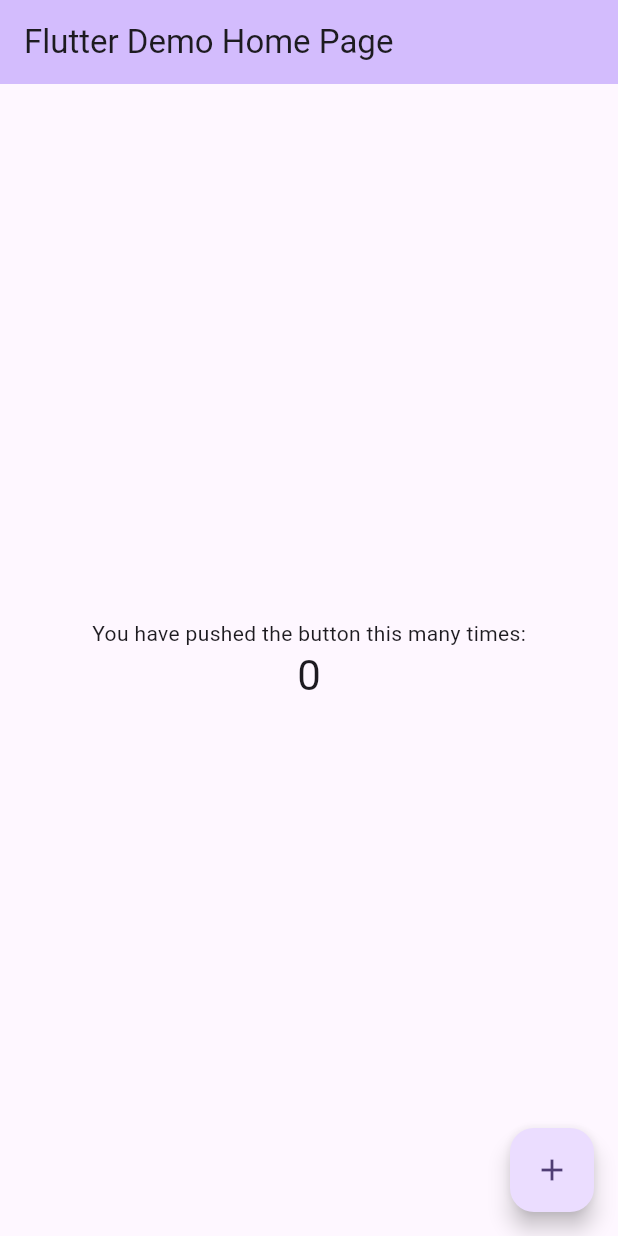
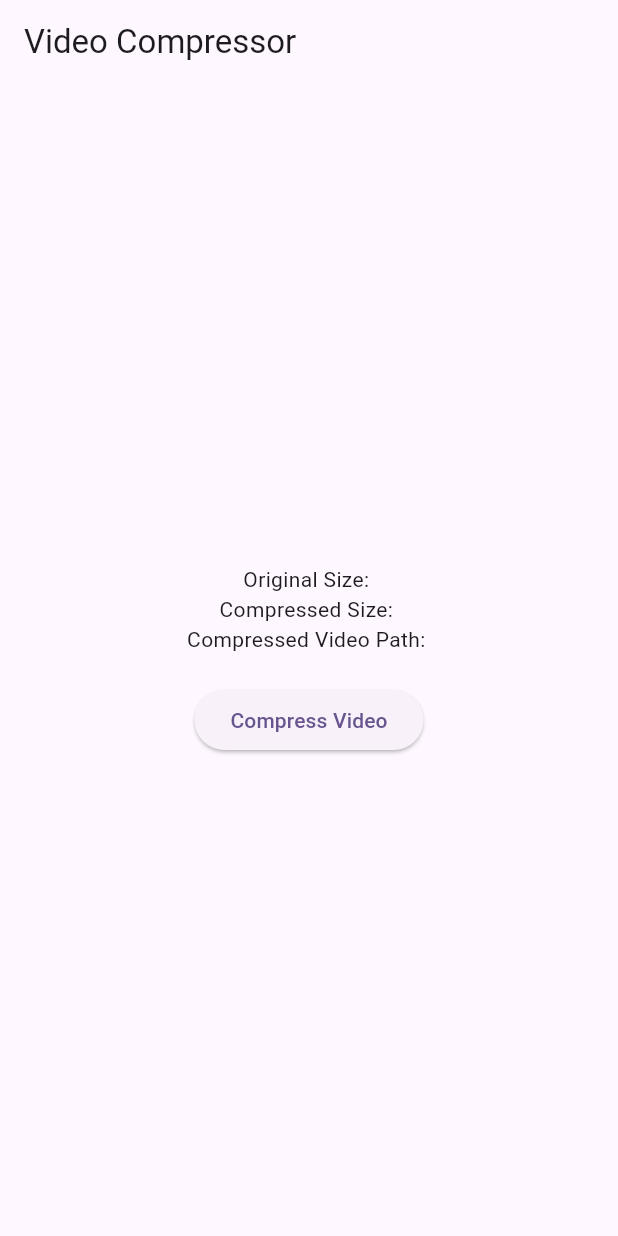
Before and after one commit to sabinmhx/flutter_video_compress_test, a Flutter app: the screen it shows after launch, on a phone screen of 412 x 824 dp. Run offline on Flutter 3.47's test engine with Material 3 defaults, Android fonts, the phone set to English and light mode, and no system bars; our stand-ins replace image_picker; missing offline and left inert: ffmpeg_kit_flutter, video_compress.

Commit message:
chore: Add video compression functionality to the app

```diff
--- /dev/null
+++ b/lib/compress.dart
@@ -0,0 +1,146 @@
+import 'dart:async';
+import 'dart:developer';
+import 'dart:io';
+import 'dart:math' as math;
+
+import 'package:flutter/material.dart';
+import 'package:image_picker/image_picker.dart';
+import 'package:video_compress/video_compress.dart';
+
+class Compress extends StatefulWidget {
+  final String? title;
+
+  const Compress({super.key, this.title});
+
+  @override
+  State<Compress> createState() => _CompressState();
+}
+
+class _CompressState extends State<Compress> {
+  String _outputPath = '';
+  String originalSize = '';
+  String compressedSize = '';
+  double _progress = 0.0;
+  bool _isCompressing = false;
+  Subscription? _subscription;
+  Future<void> _compressVideo() async {
+    final picker = ImagePicker();
+    var pickedFile = await picker.pickVideo(source: ImageSource.gallery);
+    if (pickedFile == null) return;
+    File file = File(pickedFile.path);
+
+    // Get original file size
+    int originalFileSize = file.lengthSync();
+    originalSize = formatBytes(originalFileSize);
+
+    log('FileSize Previous: $originalSize');
+
+    // Set compression state
+    setState(() {
+      _isCompressing = true;
+      _progress = 0.0;
+    });
+
+    // Listen to compression progress
+    _subscription = VideoCompress.compressProgress$.subscribe((progress) {
+      setState(() {
+        _progress = progress / 100;
+      });
+    });
+
+    await VideoCompress.setLogLevel(0);
+    final MediaInfo? info = await VideoCompress.compressVideo(
+      file.path,
+      quality: VideoQuality.LowQuality,
+      deleteOrigin: false,
+      includeAudio: true,
+    );
+
+    // Cancel the subscription
+    _subscription?.unsubscribe();
+
+    if (info == null || info.path == null) {
+      log('Compression failed');
+      setState(() {
+        _isCompressing = false;
+      });
+      return;
+    }
+
+    // Get the output directory
+    final directory = Directory('/storage/emulated/0/Download');
+    final String outputPath =
+        '${directory.path}/compressed_video${DateTime.now().millisecondsSinceEpoch}.mp4';
+
+    // Copy the file to the output path
+    final File outputFile = File(info.path!);
+    final File savedFile = await outputFile.copy(outputPath);
+
+    // Get compressed file size
+    int compressedFileSize = savedFile.lengthSync();
+    compressedSize = formatBytes(compressedFileSize);
+
+    log('Compressed File Path: ${savedFile.path}');
+    log('Compressed File Size: $compressedSize');
+
+    setState(() {
+      _outputPath = savedFile.path;
+      _isCompressing = false;
+    });
+  }
+
+  void _cancelCompression() {
+    VideoCompress.cancelCompression();
+    _subscription?.unsubscribe();
+    setState(() {
+      _isCompressing = false;
+    });
+  }
+
+  String formatBytes(int bytes, [int decimals = 2]) {
+    if (bytes <= 0) return "0 B";
+    const suffixes = ["B", "KB", "MB", "GB", "TB"];
+    var i = (math.log(bytes) / math.log(1024)).floor();
+    return '${(bytes / math.pow(1024, i)).toStringAsFixed(decimals)} ${suffixes[i]}';
+  }
+
+  @override
+  void dispose() {
+    VideoCompress.cancelCompression();
+    super.dispose();
+  }
+
+  @override
+  Widget build(BuildContext context) {
+    return Scaffold(
+      appBar: AppBar(
+        title: const Text('Video Compressor'),
+      ),
+      body: Center(
+        child: Column(
+          mainAxisAlignment: MainAxisAlignment.center,
+          children: [
+            if (_isCompressing) ...[
+              const Text('Compressing...'),
+              LinearProgressIndicator(value: _progress),
+              const SizedBox(height: 20),
+              ElevatedButton(
+                onPressed: _cancelCompression,
+                child: const Text('Cancel'),
+              ),
+            ] else ...[
+              Text('Original Size: $originalSize'),
+              Text('Compressed Size: $compressedSize'),
+              Text('Compressed Video Path: $_outputPath'),
+              const SizedBox(height: 20),
+              ElevatedButton(
+                onPressed: _compressVideo,
+                child: const Text('Compress Video'),
+              ),
+            ],
+          ],
+        ),
+      ),
+    );
+  }
+}
--- a/lib/main.dart
+++ b/lib/main.dart
@@ -1,4 +1,5 @@
 import 'package:flutter/material.dart';
+import 'package:flutter_video_compress_test/compress.dart';
 
 void main() {
   runApp(const MyApp());
@@ -13,113 +14,10 @@ class MyApp extends StatelessWidget {
     return MaterialApp(
       title: 'Flutter Demo',
       theme: ThemeData(
-        // This is the theme of your application.
-        //
-        // TRY THIS: Try running your application with "flutter run". You'll see
-        // the application has a purple toolbar. Then, without quitting the app,
-        // try changing the seedColor in the colorScheme below to Colors.green
-        // and then invoke "hot reload" (save your changes or press the "hot
-        // reload" button in a Flutter-supported IDE, or press "r" if you used
-        // the command line to start the app).
-        //
-        // Notice that the counter didn't reset back to zero; the application
-        // state is not lost during the reload. To reset the state, use hot
-        // restart instead.
-        //
-        // This works for code too, not just values: Most code changes can be
-        // tested with just a hot reload.
         colorScheme: ColorScheme.fromSeed(seedColor: Colors.deepPurple),
         useMaterial3: true,
       ),
-      home: const MyHomePage(title: 'Flutter Demo Home Page'),
+      home: const Compress(),
     );
   }
 }
-
-class MyHomePage extends StatefulWidget {
-  const MyHomePage({super.key, required this.title});
-
-  // This widget is the home page of your application. It is stateful, meaning
-  // that it has a State object (defined below) that contains fields that affect
-  // how it looks.
-
-  // This class is the configuration for the state. It holds the values (in this
-  // case the title) provided by the parent (in this case the App widget) and
-  // used by the build method of the State. Fields in a Widget subclass are
-  // always marked "final".
-
-  final String title;
-
-  @override
-  State<MyHomePage> createState() => _MyHomePageState();
-}
-
-class _MyHomePageState extends State<MyHomePage> {
-  int _counter = 0;
-
-  void _incrementCounter() {
-    setState(() {
-      // This call to setState tells the Flutter framework that something has
-      // changed in this State, which causes it to rerun the build method below
-      // so that the display can reflect the updated values. If we changed
-      // _counter without calling setState(), then the build method would not be
-      // called again, and so nothing would appear to happen.
-      _counter++;
-    });
-  }
-
-  @override
-  Widget build(BuildContext context) {
-    // This method is rerun every time setState is called, for instance as done
-    // by the _incrementCounter method above.
-    //
-    // The Flutter framework has been optimized to make rerunning build methods
-    // fast, so that you can just rebuild anything that needs updating rather
-    // than having to individually change instances of widgets.
-    return Scaffold(
-      appBar: AppBar(
-        // TRY THIS: Try changing the color here to a specific color (to
-        // Colors.amber, perhaps?) and trigger a hot reload to see the AppBar
-        // change color while the other colors stay the same.
-        backgroundColor: Theme.of(context).colorScheme.inversePrimary,
-        // Here we take the value from the MyHomePage object that was created by
-        // the App.build method, and use it to set our appbar title.
-        title: Text(widget.title),
-      ),
-      body: Center(
-        // Center is a layout widget. It takes a single child and positions it
-        // in the middle of the parent.
-        child: Column(
-          // Column is also a layout widget. It takes a list of children and
-          // arranges them vertically. By default, it sizes itself to fit its
-          // children horizontally, and tries to be as tall as its parent.
-          //
-          // Column has various properties to control how it sizes itself and
-          // how it positions its children. Here we use mainAxisAlignment to
-          // center the children vertically; the main axis here is the vertical
-          // axis because Columns are vertical (the cross axis would be
-          // horizontal).
-          //
-          // TRY THIS: Invoke "debug painting" (choose the "Toggle Debug Paint"
-          // action in the IDE, or press "p" in the console), to see the
-          // wireframe for each widget.
-          mainAxisAlignment: MainAxisAlignment.center,
-          children: <Widget>[
-            const Text(
-              'You have pushed the button this many times:',
-            ),
-            Text(
-              '$_counter',
-              style: Theme.of(context).textTheme.headlineMedium,
-            ),
-          ],
-        ),
-      ),
-      floatingActionButton: FloatingActionButton(
-        onPressed: _incrementCounter,
-        tooltip: 'Increment',
-        child: const Icon(Icons.add),
-      ), // This trailing comma makes auto-formatting nicer for build methods.
-    );
-  }
-}
--- a/pubspec.yaml
+++ b/pubspec.yaml
@@ -35,6 +35,10 @@ dependencies:
   # The following adds the Cupertino Icons font to your application.
   # Use with the CupertinoIcons class for iOS style icons.
   cupertino_icons: ^1.0.6
+  video_compress: ^3.1.2
+  image_picker: ^1.1.2
+  ffmpeg_kit_flutter: ^6.0.3
+  path_provider: ^2.1.4
 
 dev_dependencies:
   flutter_test:
```
Also changed, not shown: lib/convert.dart (added, +158 -0 lines).
